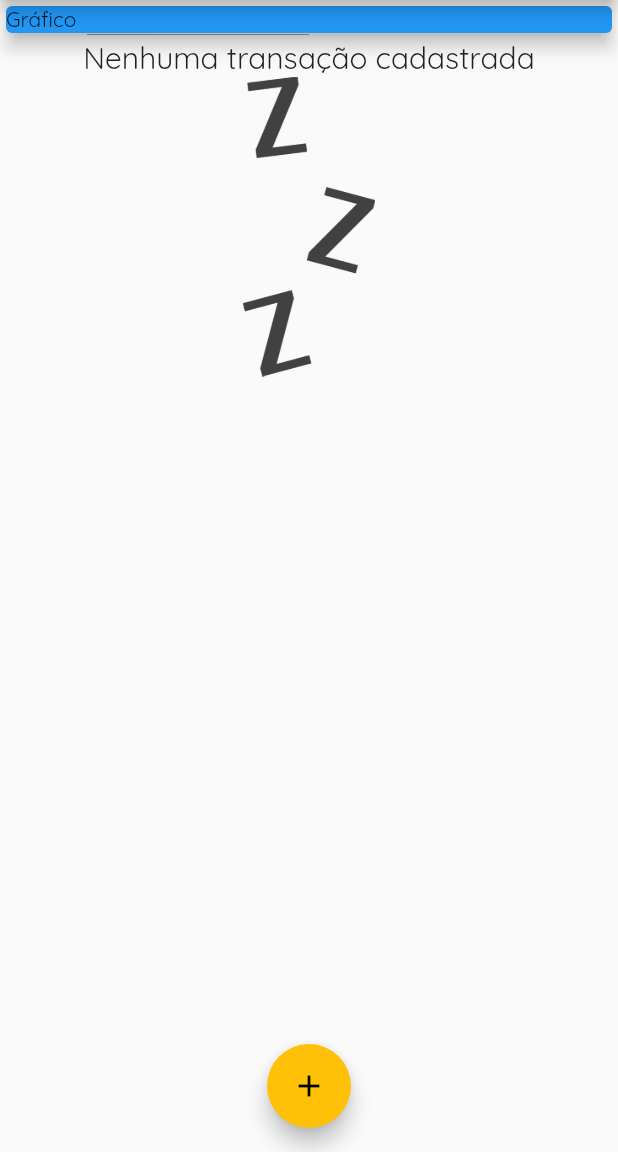
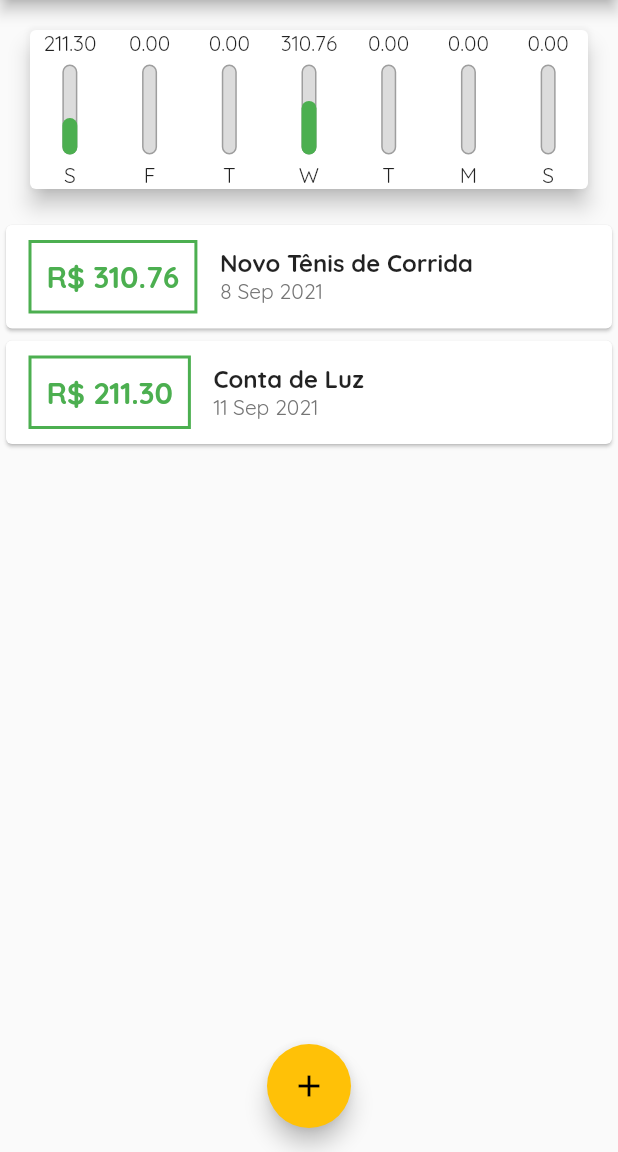
Before and after one commit to luiscastrodev/expenses, a Flutter app: the screen it shows after launch, on a phone screen of 412 x 824 dp, the part 84-1236 px from its top. Run offline on Flutter 3.47's test engine with Material 2 defaults, Android fonts, the phone set to English and light mode, and no system bars.

Commit message:
terceiro commit

```diff
--- /dev/null
+++ b/lib/components/char_bar.dart
@@ -0,0 +1,61 @@
+import 'package:flutter/material.dart';
+
+class ChartBar extends StatelessWidget {
+  final String label;
+  final double value;
+  final double percentage;
+
+  ChartBar({
+    required this.label,
+    required this.value,
+    required this.percentage,
+  });
+
+  @override
+  Widget build(BuildContext context) {
+    return Column(
+      children: [
+        FittedBox(
+          child: Text(
+            '${value.toStringAsFixed(2)}',
+          ),
+        ),
+        SizedBox(
+          height: 5,
+        ),
+        Container(
+          height: 60,
+          width: 10,
+          child: Stack(
+            alignment: Alignment.bottomCenter,
+            children: [
+              Container(
+                decoration: BoxDecoration(
+                  border: Border.all(
+                    color: Colors.grey,
+                    width: 1.0,
+                  ),
+                  color: Color.fromRGBO(220, 220, 220, 1),
+                  borderRadius: BorderRadius.circular(5),
+                ),
+              ),
+              FractionallySizedBox(
+                heightFactor: percentage,
+                child: Container(
+                  decoration: BoxDecoration(
+                    color: Theme.of(context).primaryColor,
+                    borderRadius: BorderRadius.circular(5),
+                  ),
+                ),
+              ),
+            ],
+          ),
+        ),
+        SizedBox(
+          height: 5,
+        ),
+        Text(label)
+      ],
+    );
+  }
+}
--- /dev/null
+++ b/lib/components/chart.dart
@@ -0,0 +1,62 @@
+import 'package:expenses/components/char_bar.dart';
+import 'package:expenses/models/transaction.dart';
+import 'package:flutter/material.dart';
+import 'package:intl/intl.dart';
+
+class Chart extends StatelessWidget {
+  final List<Transaction> recenteTransactions;
+
+  Chart(this.recenteTransactions);
+
+  List<Map<String, Object>> get groupedTransactions {
+    return List.generate(7, (index) {
+      final weekDay = DateTime.now().subtract(
+        Duration(days: index),
+      );
+
+      double totalSum = 0.0;
+
+      for (var i = 0; i < recenteTransactions.length; i++) {
+        bool sameDay = recenteTransactions[i].date.day == weekDay.day;
+        bool sameMonth = recenteTransactions[i].date.month == weekDay.month;
+        bool sameYear = recenteTransactions[i].date.year == weekDay.year;
+
+        if (sameDay && sameMonth && sameYear) {
+          totalSum = recenteTransactions[i].value;
+        }
+      }
+      return {
+        'day': DateFormat.E().format(weekDay)[0],
+        'value': totalSum,
+      };
+    });
+  }
+
+  double get _weekTotalValue {
+    return groupedTransactions.fold(0.0, (sum, tr) {
+      return sum + double.parse(tr['value'].toString());
+    });
+  }
+
+  @override
+  Widget build(BuildContext context) {
+    return Card(
+      elevation: 6,
+      margin: EdgeInsets.all(20),
+      child: Row(
+        mainAxisAlignment: MainAxisAlignment.spaceAround,
+        children: groupedTransactions.map((tr) {
+          return Flexible(
+            fit: FlexFit.tight,
+            child: ChartBar(
+              label: tr['day'].toString(),
+              value: double.parse(tr['value'].toString()),
+              percentage:
+                  double.parse(tr['value'].toString()) / _weekTotalValue,
+            ),
+          );
+        }).toList(),
+      ),
+    );
+  }
+}
--- a/lib/main.dart
+++ b/lib/main.dart
@@ -1,3 +1,4 @@
+import 'package:expenses/components/chart.dart';
 import 'package:flutter/material.dart';
 
 import 'dart:math';
@@ -34,26 +35,34 @@ class MyHomePage extends StatefulWidget {
 
 class _MyHomePageState extends State<MyHomePage> {
   final List<Transaction> _transactions = [
-    /*Transaction(
+    Transaction(
       id: 't1',
       title: 'Novo Tênis de Corrida',
       value: 310.76,
-      date: DateTime.now(),
+      date: DateTime.now().subtract(Duration(days: 3)),
     ),
     Transaction(
       id: 't2',
       title: 'Conta de Luz',
       value: 211.30,
       date: DateTime.now(),
-    ),*/
+    ),
   ];
+
+  List<Transaction> get _recenteTransactions {
+    return _transactions.where((tr) {
+      return tr.date.isAfter(DateTime.now().subtract(
+        Duration(days: 7),
+      ));
+    }).toList();
+  }
 
   _addTransaction(String title, double value) {
     final newTransaction = Transaction(
       id: Random().nextDouble().toString(),
       title: title,
       value: value,
-      date: DateTime.now(),
+      date: DateTime.now().subtract(Duration(days: 4)),
     );
 
     setState(() {
@@ -87,14 +96,7 @@ class _MyHomePageState extends State<MyHomePage> {
         child: Column(
           crossAxisAlignment: CrossAxisAlignment.stretch,
           children: <Widget>[
-            Container(
-              width: double.infinity,
-              child: Card(
-                color: Colors.blue,
-                child: Text('Gráfico'),
-                elevation: 5,
-              ),
-            ),
+            Chart(_recenteTransactions),
             TransactionList(_transactions),
           ],
         ),
```
